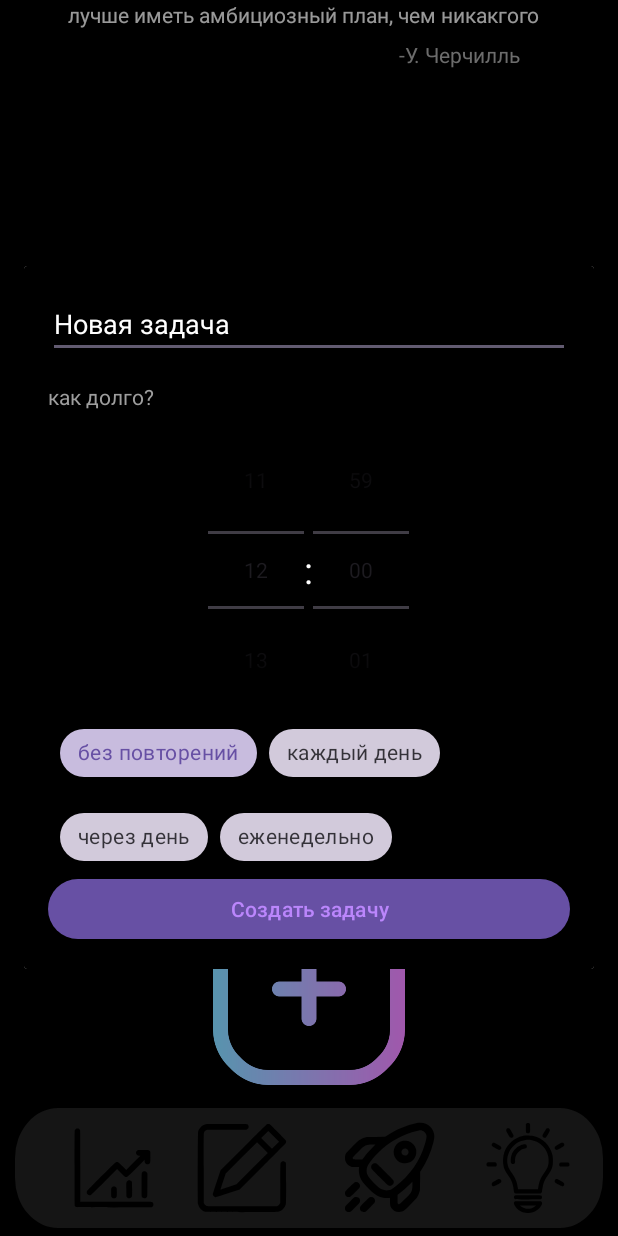
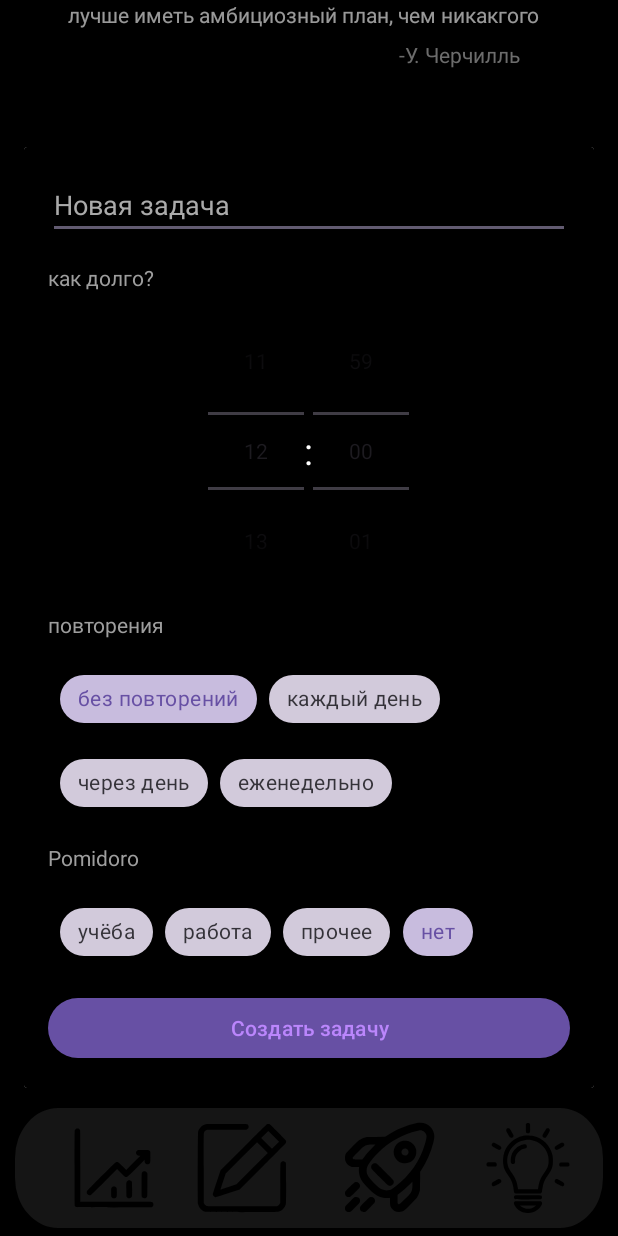
Before and after one commit to Skalebyr/BePerfect, an Android app: the screen it shows after launch (MainActivity), after a tap on an icon or button, on a phone screen of 412 x 824 dp. Run offline under Robolectric (Android 15) with nearby library versions, the phone set to English and light mode, and no system bars.

Commit message:
create_task V 1.1

```diff
--- a/app/src/main/java/com/example/beperfect/MainActivity.java
+++ b/app/src/main/java/com/example/beperfect/MainActivity.java
@@ -42,18 +42,16 @@ public class MainActivity extends AppCompatActivity {
         showTaskCreationDialog("Новая задача");
     }
 
-
-    // создание и показ диалога
-
+    /**
+     * Основной метод создания и показа диалога
+     */
     private void showTaskCreationDialog(String text) {
         Dialog dialog = createBaseDialog();
         setupDialogContent(dialog, text);
         dialog.show();
     }
 
-
-    // Создаём диалог, настройки анимации и размера
-
+    //базовый диалог, настройки анимации, размера
     private Dialog createBaseDialog() {
         Dialog dialog = new Dialog(this);
         dialog.setContentView(R.layout.window_create_task);
@@ -66,75 +64,87 @@ public class MainActivity extends AppCompatActivity {
         return dialog;
     }
 
-    /**
-     * Настраивает содержимое диалога
-     * @param dialog - экземпляр диалога
-     * @param initialText - начальный текст задачи
-     */
+    //Настраивает содержимое диалога
     private void setupDialogContent(Dialog dialog, String initialText) {
-
-        // задаём значения
-        ViewGroup contentView = (ViewGroup) dialog.findViewById(android.R.id.content);
+        // обозначение
         EditText etInput = dialog.findViewById(R.id.et_input);
         NumberPicker hourPicker = dialog.findViewById(R.id.hour_picker);
         NumberPicker minutePicker = dialog.findViewById(R.id.minute_picker);
         Button btnSave = dialog.findViewById(R.id.btn_save);
-        ChipGroup chipGroup = dialog.findViewById(R.id.chip_group_choice);
 
-        // Настраиваем
+        // Чипы повторений
+        ChipGroup repeatChipGroup = dialog.findViewById(R.id.chip_group_choice);
+        // Чипы Pomodoro
+        ChipGroup pomodoroChipGroup = dialog.findViewById(R.id.chip_group_choice_pomidoro);
+
+        // Настройка фигни
         setupNumberPickers(hourPicker, minutePicker);
-        setupChipSelection(chipGroup, dialog);
-        setupInitialText(etInput, initialText);
-        setupSaveButton(btnSave, etInput, hourPicker, minutePicker, dialog, chipGroup);
+
+        // Настройка чипов
+        setupRepeatChips(repeatChipGroup, dialog);
+        setupPomodoroChips(pomodoroChipGroup, dialog);
+
+        // Настройка кнопки сохранения
+        setupSaveButton(btnSave, etInput, hourPicker, minutePicker,
+                dialog, repeatChipGroup, pomodoroChipGroup);
     }
 
-    // Настройка времени
+
+    //настройка выбора времени
     private void setupNumberPickers(NumberPicker hourPicker, NumberPicker minutePicker) {
-        // Часы
+        // Часы (0-23)
         hourPicker.setMinValue(0);
         hourPicker.setMaxValue(23);
-        hourPicker.setValue(12);
+        hourPicker.setValue(12); // По умолчанию 12:00
         hourPicker.setFormatter(value -> String.format("%02d", value));
 
-        // Минуты
+        // Минуты (0-59)
         minutePicker.setMinValue(0);
         minutePicker.setMaxValue(59);
         minutePicker.setValue(0);
         minutePicker.setFormatter(value -> String.format("%02d", value));
     }
 
-    /**
-     * Настраивает выбор чипов для типа задачи
-     */
-    private void setupChipSelection(ChipGroup chipGroup, Dialog dialog) {
-        chipGroup.setOnCheckedStateChangeListener((group, checkedIds) -> {
+
+    //Настраиваем чипы повторений
+
+    private void setupRepeatChips(ChipGroup repeatChipGroup, Dialog dialog) {
+        repeatChipGroup.setOnCheckedStateChangeListener((group, checkedIds) -> {
             if (!checkedIds.isEmpty()) {
                 Chip selectedChip = dialog.findViewById(checkedIds.get(0));
-                selectedChip.setTag(selectedChip.getText()); // Сохраняем выбранный
+                selectedChip.setTag(selectedChip.getText());
             }
         });
-        // по умолчанию
-        chipGroup.check(R.id.chip1);
+        repeatChipGroup.check(R.id.chip1); // по умолчанию
     }
 
-    // текст задачи
-    private void setupInitialText(EditText etInput, String text) {
-        if (text != null && !text.isEmpty()) {
-            etInput.setText(text);
-        }
+
+    //Настраиваем чипы Pomodoro
+
+    private void setupPomodoroChips(ChipGroup pomodoroChipGroup, Dialog dialog) {
+        pomodoroChipGroup.setOnCheckedStateChangeListener((group, checkedIds) -> {
+            if (!checkedIds.isEmpty()) {
+                Chip selectedChip = dialog.findViewById(checkedIds.get(0));
+                selectedChip.setTag(selectedChip.getText());
+            }
+        });
+        pomodoroChipGroup.check(R.id.pomidoro_chip4);
     }
 
-    // кнопка сохранения
+
+     // Настраивает кнопкц сохранения задачи
     private void setupSaveButton(Button btnSave, EditText etInput,
                                  NumberPicker hourPicker, NumberPicker minutePicker,
-                                 Dialog dialog, ChipGroup chipGroup) {
+                                 Dialog dialog, ChipGroup repeatChipGroup,
+                                 ChipGroup pomodoroChipGroup) {
         btnSave.setOnClickListener(v -> {
             if (validateInput(etInput)) {
                 saveTaskData(
                         etInput.getText().toString().trim(),
                         hourPicker.getValue(),
                         minutePicker.getValue(),
-                        getSelectedChipText(chipGroup, dialog)
+                        getSelectedChipText(repeatChipGroup, dialog),
+                        getSelectedChipText(pomodoroChipGroup, dialog)
                 );
                 dialog.dismiss();
             }
@@ -150,19 +160,24 @@ public class MainActivity extends AppCompatActivity {
         return true;
     }
 
-    // получаем текст выбранного чипа
+    //Получаем текст выбранного чипа
     private String getSelectedChipText(ChipGroup chipGroup, Dialog dialog) {
         int selectedId = chipGroup.getCheckedChipId();
         Chip selectedChip = dialog.findViewById(selectedId);
-        return selectedChip != null ? selectedChip.getText().toString() : "Soft";
+        return selectedChip != null ? selectedChip.getText().toString() : "";
     }
 
-    // СОХРАНЕНИЕ В БД
-    private void saveTaskData(String taskText, int hours, int minutes, String taskType) {
-        // временное решение
-        Log.d("TaskData", String.format(
-                "Задача: %s, Время: %02d:%02d, Тип: %s",
-                taskText, hours, minutes, taskType
-        ));
+    // сейвим данные задачи
+    private void saveTaskData(String taskText, int hours, int minutes,
+                              String repeatType, String pomodoroType) {
+        Log.d("SAVE_TASK", "Сохранение задачи:\n" +
+                "Текст: " + taskText + "\n" +
+                "Время: " + String.format("%02d:%02d", hours, minutes) + "\n" +
+                "Повтор: " + repeatType + "\n" +
+                "Pomodoro: " + pomodoroType);
+
+        // ===========================================
+        // СОХРАНЕНИЕ В БД
+        // ===========================================
     }
 }
--- a/app/src/main/res/layout/window_create_task.xml
+++ b/app/src/main/res/layout/window_create_task.xml
@@ -23,7 +23,7 @@
         android:textColorHint="#AAAAAA" />
 
     <TextView
-        android:id="@+id/textView"
+        android:id="@+id/textHowLong"
         android:layout_width="match_parent"
         android:layout_height="wrap_content"
         android:layout_marginTop="16dp"
@@ -58,12 +58,21 @@
     </LinearLayout>
 
 
+    <TextView
+        android:id="@+id/textAgain"
+        android:layout_width="match_parent"
+        android:layout_height="match_parent"
+        android:layout_marginTop="16dp"
+        android:text="повторения"
+        android:textColor="@color/fraze_grew"
+        android:textColorHint="@color/main_text" />
+
     <com.google.android.material.chip.ChipGroup
         android:id="@+id/chip_group_choice"
         android:layout_width="match_parent"
         android:layout_height="wrap_content"
         android:layout_marginStart="8dp"
-        android:layout_marginTop="8dp"
+        android:layout_marginTop="16dp"
         android:layout_marginEnd="8dp"
         app:layout_constraintEnd_toEndOf="parent"
         app:layout_constraintStart_toStartOf="parent"
@@ -99,10 +108,61 @@
             android:text="еженедельно" />
     </com.google.android.material.chip.ChipGroup>
 
+    <TextView
+        android:id="@+id/textPomidoro"
+        android:layout_width="match_parent"
+        android:layout_height="match_parent"
+        android:layout_marginTop="16dp"
+        android:text="Pomidoro"
+        android:textColor="@color/fraze_grew"
+        android:textColorHint="@color/main_text" />
+
+    <com.google.android.material.chip.ChipGroup
+        android:id="@+id/chip_group_choice_pomidoro"
+        android:layout_width="match_parent"
+        android:layout_height="wrap_content"
+        android:layout_marginStart="8dp"
+        android:layout_marginTop="16dp"
+        android:layout_marginEnd="8dp"
+        app:layout_constraintEnd_toEndOf="parent"
+        app:layout_constraintStart_toStartOf="parent"
+        app:layout_constraintTop_toTopOf="parent"
+        app:singleSelection="true">
+
+        <com.google.android.material.chip.Chip
+            android:id="@+id/pomidoro_chip1"
+            style="@style/Widget.MaterialComponents.Chip.Choice"
+            android:layout_width="wrap_content"
+            android:layout_height="wrap_content"
+            android:text="учёба" />
+
+        <com.google.android.material.chip.Chip
+            android:id="@+id/pomidoro_chip2"
+            style="@style/Widget.MaterialComponents.Chip.Choice"
+            android:layout_width="wrap_content"
+            android:layout_height="wrap_content"
+            android:text="работа" />
+
+        <com.google.android.material.chip.Chip
+            android:id="@+id/pomidoro_chip3"
+            style="@style/Widget.MaterialComponents.Chip.Choice"
+            android:layout_width="wrap_content"
+            android:layout_height="wrap_content"
+            android:text="прочее" />
+
+        <com.google.android.material.chip.Chip
+            android:id="@+id/pomidoro_chip4"
+            style="@style/Widget.MaterialComponents.Chip.Choice"
+            android:layout_width="wrap_content"
+            android:layout_height="wrap_content"
+            android:text="нет" />
+    </com.google.android.material.chip.ChipGroup>
+
     <Button
         android:id="@+id/btn_save"
         android:layout_width="match_parent"
         android:layout_height="wrap_content"
+        android:layout_marginTop="16dp"
         android:layout_weight="1"
         android:text="Создать задачу"
         android:textColor="#BB86FC" />
```
